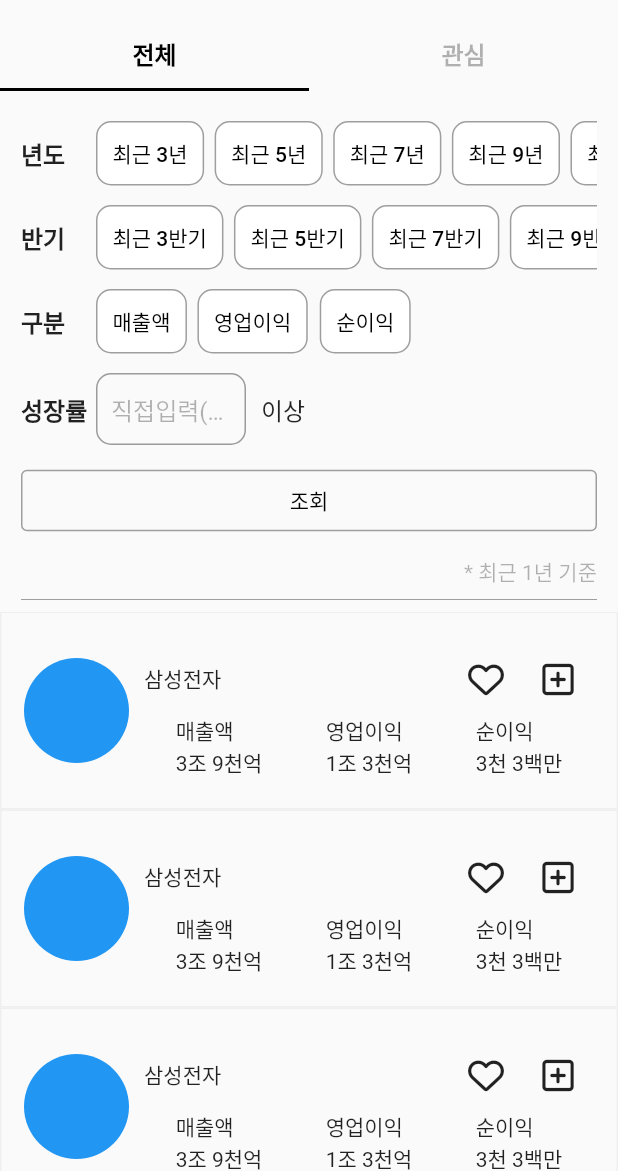
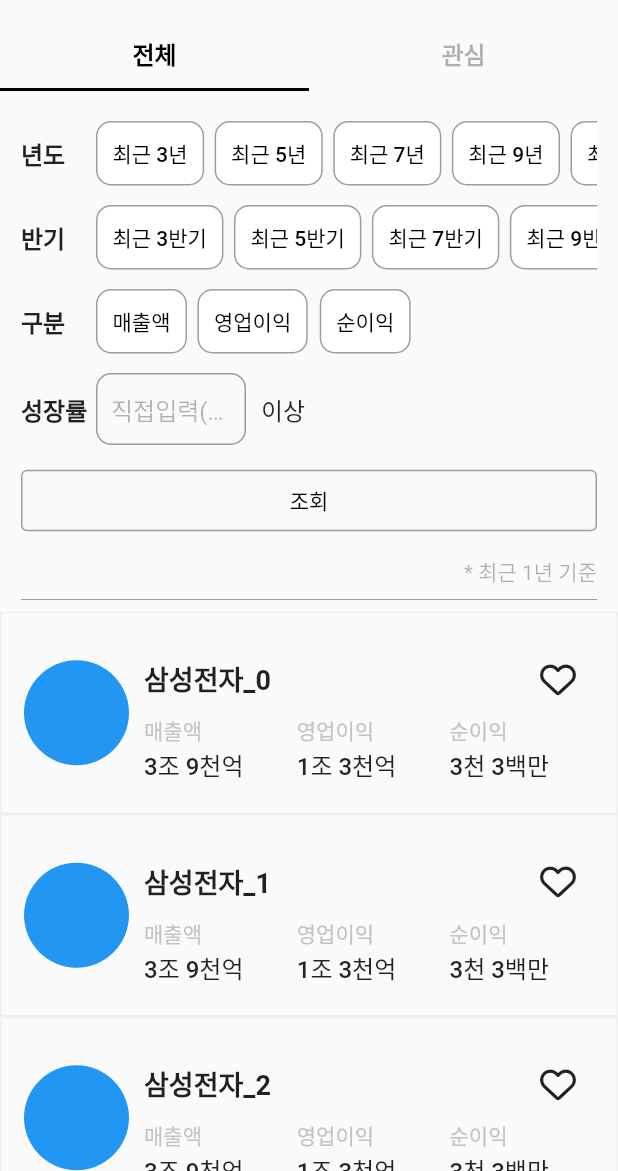
Before and after one commit to bangProgram/jb_finance, a Flutter app: the FinanceScreen screen opened directly, on a phone screen of 412 x 824 dp, the part 65-1236 px from its top. Run offline on Flutter 3.47's test engine with Material 2 defaults, Android fonts, the phone set to English and light mode, and no system bars; our stand-ins replace flutter_riverpod, font_awesome_flutter, go_router, google_sign_in, image_picker; missing offline and left inert: flutter_naver_login, kakao_flutter_sdk, kakao_flutter_sdk_common; Roboto replaces fonts that are missing (AppleSDGothicNeo).

Commit message:
20231111 commit
종목찾기 작업완료
종목찾기 기업상세 작업중

```diff
--- a/lib/navigation/finance/views/finance_corporation_screen.dart
+++ b/lib/navigation/finance/views/finance_corporation_screen.dart
@@ -1,6 +1,7 @@
 import 'package:flutter/material.dart';
 import 'package:flutter/rendering.dart';
 import 'package:font_awesome_flutter/font_awesome_flutter.dart';
+import 'package:jb_finance/navigation/finance/views/finance_corp_detail_screen.dart';
 import 'package:jb_finance/navigation/finance/widgets/select_account_widget.dart';
 import 'package:jb_finance/navigation/finance/widgets/select_date_widget.dart';
 
@@ -68,7 +69,7 @@ class _FinanceCorpScreenState extends State<FinanceCorpScreen>
 
   void _filterHide() {
     var direction = _scrollController.position.userScrollDirection;
-    if (isToggle == false) {
+    if (isToggle == false && !_animationController.isCompleted) {
       if (direction == ScrollDirection.reverse) {
         _animationController.forward();
         setState(() {
@@ -98,8 +99,17 @@ class _FinanceCorpScreenState extends State<FinanceCorpScreen>
     setState(() {});
   }
 
+  void _goCorpDetailScreen(String corpNm) {
+    Navigator.of(context).push(
+      MaterialPageRoute(
+        builder: (context) => FinanceCorpDetailScreen(corpNm: corpNm),
+      ),
+    );
+  }
+
   @override
   void dispose() {
+    print('finance corp main dispose !!!!');
     _scrollController.dispose();
     _animationController.dispose();
     super.dispose();
@@ -354,6 +364,7 @@ class _FinanceCorpScreenState extends State<FinanceCorpScreen>
                           SizedBox(
                             width: 100,
                             child: TextField(
+                              keyboardType: TextInputType.number,
                               decoration: InputDecoration(
                                 hintText: '직접입력(%)',
                                 hintStyle: TextStyle(
@@ -471,7 +482,11 @@ class _FinanceCorpScreenState extends State<FinanceCorpScreen>
                       );
                     },
                     itemBuilder: (context, index) {
-                      return Container(
+                      final corpNm = '삼성전자_$index';
+
+                      return GestureDetector(
+                        onTap: () => _goCorpDetailScreen(corpNm),
+                        child: Container(
                           padding: const EdgeInsets.symmetric(
                             vertical: 20,
                             horizontal: 15,
@@ -494,11 +509,18 @@ class _FinanceCorpScreenState extends State<FinanceCorpScreen>
                               Expanded(
                                 child: Column(
                                   mainAxisSize: MainAxisSize.min,
+                                  crossAxisAlignment: CrossAxisAlignment.start,
                                   children: [
                                     Row(
                                       children: [
-                                      const Expanded(
-                                        child: Text('삼성전자'),
+                                        Expanded(
+                                          child: Text(
+                                            corpNm,
+                                            style: const TextStyle(
+                                              fontSize: 18,
+                                              fontWeight: FontWeight.w600,
+                                            ),
+                                          ),
                                         ),
                                         IconButton(
                                           onPressed: () {},
@@ -507,49 +529,82 @@ class _FinanceCorpScreenState extends State<FinanceCorpScreen>
                                             size: 24,
                                           ),
                                         ),
-                                      IconButton(
-                                        onPressed: () {},
-                                        icon: const FaIcon(
-                                          FontAwesomeIcons.squarePlus,
-                                          size: 24,
-                                        ),
-                                      ),
                                       ],
                                     ),
-                                  const Row(
+                                    const FractionallySizedBox(
+                                      widthFactor: 0.9,
+                                      child: Row(
                                         mainAxisAlignment:
-                                        MainAxisAlignment.spaceAround,
+                                            MainAxisAlignment.spaceBetween,
                                         children: [
                                           Column(
                                             crossAxisAlignment:
                                                 CrossAxisAlignment.start,
                                             children: [
-                                          Text('매출액'),
-                                          Text('3조 9천억'),
+                                              Text(
+                                                '매출액',
+                                                style: TextStyle(
+                                                  color: Color(0xFFC4C4C4),
+                                                  fontSize: 14,
+                                                ),
+                                              ),
+                                              Text(
+                                                '3조 9천억',
+                                                style: TextStyle(
+                                                  fontSize: 16,
+                                                  fontWeight: FontWeight.w500,
+                                                ),
+                                              ),
                                             ],
                                           ),
                                           Column(
                                             crossAxisAlignment:
                                                 CrossAxisAlignment.start,
                                             children: [
-                                          Text('영업이익'),
-                                          Text('1조 3천억'),
+                                              Text(
+                                                '영업이익',
+                                                style: TextStyle(
+                                                  color: Color(0xFFC4C4C4),
+                                                  fontSize: 14,
+                                                ),
+                                              ),
+                                              Text(
+                                                '1조 3천억',
+                                                style: TextStyle(
+                                                  fontSize: 16,
+                                                  fontWeight: FontWeight.w500,
+                                                ),
+                                              ),
                                             ],
                                           ),
                                           Column(
                                             crossAxisAlignment:
                                                 CrossAxisAlignment.start,
                                             children: [
-                                          Text('순이익'),
-                                          Text('3천 3백만'),
+                                              Text(
+                                                '순이익',
+                                                style: TextStyle(
+                                                  color: Color(0xFFC4C4C4),
+                                                  fontSize: 14,
+                                                ),
+                                              ),
+                                              Text(
+                                                '3천 3백만',
+                                                style: TextStyle(
+                                                  fontSize: 16,
+                                                  fontWeight: FontWeight.w500,
+                                                ),
+                                              ),
                                             ],
                                           ),
                                         ],
+                                      ),
                                     )
                                   ],
                                 ),
                               )
                             ],
+                          ),
                         ),
                       );
                     },
--- a/lib/navigation/finance/views/finance_screen.dart
+++ b/lib/navigation/finance/views/finance_screen.dart
@@ -22,10 +22,7 @@ class _FinanceScreenState extends State<FinanceScreen> {
       child: GestureDetector(
         onTap: () => focusOut(context),
         child: Scaffold(
-          body: NestedScrollView(
-            headerSliverBuilder: (context, innerBoxIsScrolled) {
-              return [
-                SliverAppBar(
+          appBar: AppBar(
             centerTitle: true,
             title: const Text('종목찾기'),
             elevation: 0,
@@ -56,16 +53,28 @@ class _FinanceScreenState extends State<FinanceScreen> {
                 ),
               ],
             ),
-                )
-              ];
-            },
+          ),
           body: TabBarView(
             physics: const NeverScrollableScrollPhysics(),
             children: [
-                SizedBox(width: screenW, child: const FinanceCorpScreen()),
-                Container(),
+              SizedBox(
+                width: screenW,
+                child: const FinanceCorpScreen(),
+              ),
+              Container(
+                color: Colors.amber,
+                child: ListView.builder(
+                  itemCount: 10,
+                  itemBuilder: (context, index) {
+                    return Container(
+                      height: 80,
+                      color: Colors.amber.withOpacity(0.5),
+                      child: Text('$index 번째 컨테이너'),
+                    );
+                  },
+                ),
+              ),
             ],
-            ),
           ),
         ),
       ),
```
Also changed, not shown: lib/navigation/finance/views/finance_corp_detail_pages/corp_detail_info_page.dart (added, +100 -0 lines), lib/navigation/finance/views/finance_corp_detail_screen.dart (added, +97 -0 lines), lib/navigation/finance/widgets/fianance_tabbar_header.dart (added, +52 -0 lines). Lines whose indentation alone changed are shown as unchanged.
